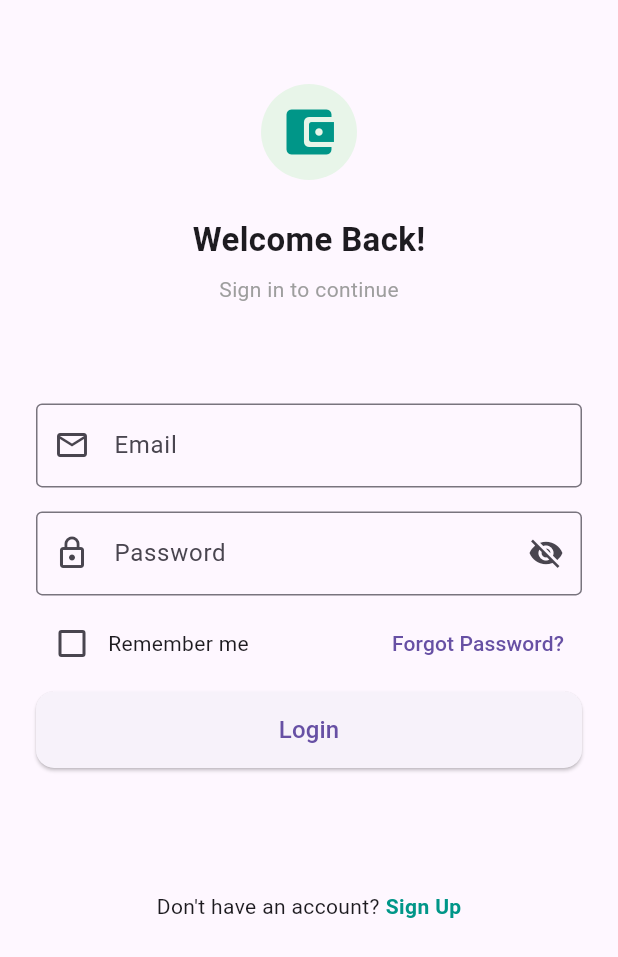
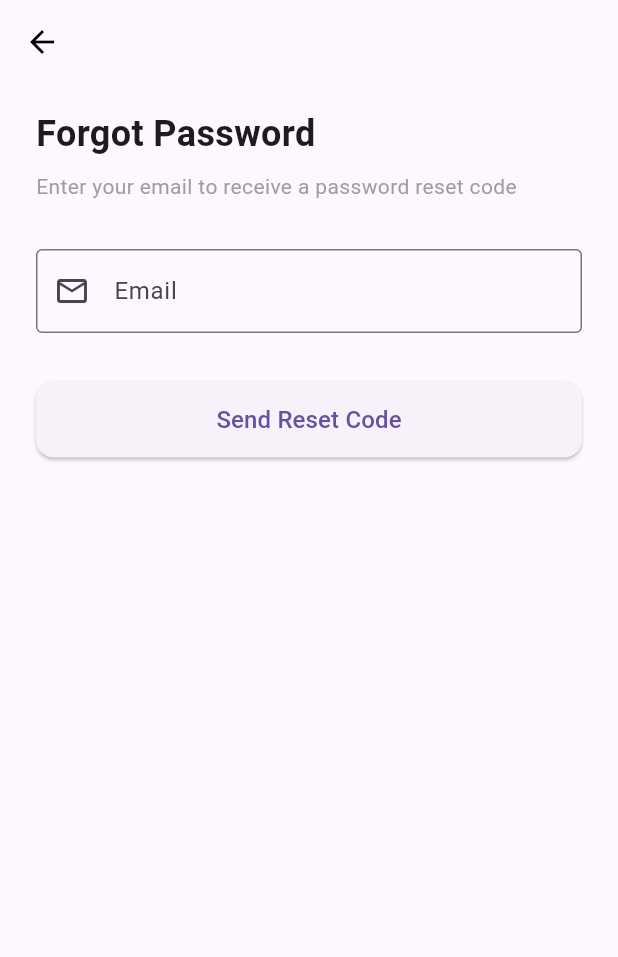
Before and after one commit to Iker-275/Pretium_mockup, a Flutter app: the screen it shows after launch, after a tap on "Skip", after a tap on "Forgot Password?", on a phone screen of 412 x 824 dp. Shown: the top 957 px of the screen. Run offline on Flutter 3.47's test engine with Material 3 defaults, Android fonts, the light colour scheme and no system bars; our stand-ins replace introduction_screen.

Commit message:
complete ,clean working code

```diff
--- a/lib/routes/app_routes.dart
+++ b/lib/routes/app_routes.dart
@@ -1,4 +1,5 @@
 import 'package:flutter/material.dart';
+import 'package:pretium_demo/screens/forget_password.dart';
 import '../screens/landing_screen.dart';
 import '../screens/onboarding_screen.dart';
 import '../screens/login_screen.dart';
@@ -9,6 +10,7 @@ class AppRoutes {
   static const String onboarding = '/onboarding';
   static const String login = '/login';
   static const String signup = '/signup';
+  static const String forgot = '/forgot';
 
   static Route<dynamic> generateRoute(RouteSettings settings) {
     switch (settings.name) {
@@ -20,6 +22,8 @@ class AppRoutes {
         return MaterialPageRoute(builder: (_) => const LoginScreen());
       case signup:
         return MaterialPageRoute(builder: (_) => const SignUpScreen());
+      case forgot:
+        return MaterialPageRoute(builder: (_) => ForgotPasswordScreen());
       default:
         return MaterialPageRoute(
           builder: (_) => Scaffold(
--- /dev/null
+++ b/lib/screens/forget_password.dart
@@ -0,0 +1,83 @@
+import 'package:flutter/material.dart';
+
+import '../widgets/custom_button.dart';
+import '../widgets/custom_textfield.dart';
+
+class ForgotPasswordScreen extends StatefulWidget {
+  ForgotPasswordScreen({super.key});
+
+  @override
+  State<ForgotPasswordScreen> createState() => _ForgotPasswordScreenState();
+}
+
+class _ForgotPasswordScreenState extends State<ForgotPasswordScreen> {
+  final TextEditingController emailController = TextEditingController();
+  final _formKey = GlobalKey<FormState>();
+
+  @override
+  Widget build(BuildContext context) {
+    return Scaffold(
+      appBar: AppBar(
+        leading: IconButton(
+          icon: const Icon(Icons.arrow_back),
+          onPressed: () {
+            Navigator.pop(context); // Go back to previous screen
+          },
+        ),
+        elevation: 0,
+        backgroundColor: Colors.transparent,
+        foregroundColor: Colors.black,
+      ),
+      body: Padding(
+        padding: const EdgeInsets.symmetric(horizontal: 24.0, vertical: 16),
+        child: Form(
+          key: _formKey,
+          child: Column(
+            crossAxisAlignment: CrossAxisAlignment.start,
+            children: [
+              const Text(
+                "Forgot Password",
+                style: TextStyle(fontSize: 24, fontWeight: FontWeight.bold),
+              ),
+              const SizedBox(height: 8),
+              const Text(
+                "Enter your email to receive a password reset code",
+                style: TextStyle(color: Colors.grey),
+              ),
+              const SizedBox(height: 32),
+              const CustomTextField(
+                label: 'Email',
+                icon: Icons.email_outlined,
+                keyboardType: TextInputType.emailAddress,
+              ),
+              const SizedBox(height: 32),
+              CustomButton(
+                  text: "Send Reset Code",
+                  onPressed: () {
+                    _formKey.currentState!.validate();
+                  }), // SizedBox(
+              //   width: double.infinity,
+              //   height: 50,
+              //   child: ElevatedButton(
+              //     style: ElevatedButton.styleFrom(
+              //       backgroundColor: const Color(0xFF125D4F), // Dark green
+              //       shape: RoundedRectangleBorder(
+              //         borderRadius: BorderRadius.circular(12),
+              //       ),
+              //     ),
+              //     onPressed: () {
+              //       // Handle reset code sending
+              //     },
+              //     child: const Text(
+              //       "Send Reset Code",
+              //       style: TextStyle(color: Colors.white),
+              //     ),
+              //   ),
+              // ),
+            ],
+          ),
+        ),
+      ),
+    );
+  }
+}
--- a/lib/screens/login_screen.dart
+++ b/lib/screens/login_screen.dart
@@ -1,120 +1,19 @@
-// import 'package:flutter/material.dart';
-// import 'package:pretium_demo/routes/app_routes.dart';
-//
-// class LoginScreen extends StatelessWidget {
-//   const LoginScreen({super.key});
-//
-//   @override
-//   Widget build(BuildContext context) {
-//     final width = MediaQuery.of(context).size.width;
-//     final height = MediaQuery.of(context).size.height;
-//
-//     return Scaffold(
-//       body: SafeArea(
-//         child: Padding(
-//           padding: const EdgeInsets.all(24),
-//           child: Column(
-//             crossAxisAlignment: CrossAxisAlignment.stretch,
-//             children: [
-//               const SizedBox(height: 32),
-//               Center(
-//                 child: Container(
-//                   padding: const EdgeInsets.all(12),
-//                   decoration: BoxDecoration(
-//                     color: Colors.green[50],
-//                     shape: BoxShape.circle,
-//                   ),
-//                   child: const Icon(Icons.account_balance_wallet_rounded,
-//                       size: 40, color: Colors.teal),
-//                 ),
-//               ),
-//               const SizedBox(height: 24),
-//               const Center(
-//                 child: Text("Welcome Back!",
-//                     style:
-//                         TextStyle(fontSize: 22, fontWeight: FontWeight.bold)),
-//               ),
-//               const SizedBox(height: 8),
-//               const Center(
-//                   child: Text("Sign in to continue",
-//                       style: TextStyle(color: Colors.grey))),
-//               SizedBox(
-//                 height: height * 0.08,
-//               ),
-//               TextFormField(
-//                 decoration: const InputDecoration(
-//                   prefixIcon: Icon(Icons.email_outlined),
-//                   labelText: 'Email',
-//                   border: OutlineInputBorder(),
-//                 ),
-//               ),
-//               const SizedBox(height: 16),
-//               TextFormField(
-//                 obscureText: true,
-//                 decoration: const InputDecoration(
-//                   prefixIcon: Icon(Icons.lock_outline),
-//                   labelText: 'Password',
-//                   border: OutlineInputBorder(),
-//                   suffixIcon: Icon(Icons.visibility_off),
-//                 ),
-//               ),
-//               const SizedBox(height: 8),
-//               Row(
-//                 children: [
-//                   Checkbox(value: false, onChanged: (_) {}),
-//                   const Text("Remember me"),
-//                   const Spacer(),
-//                   TextButton(
-//                     onPressed: () {},
-//                     child: const Text("Forgot Password?"),
-//                   ),
-//                 ],
-//               ),
-//               const SizedBox(height: 8),
-//               ElevatedButton(
-//                 onPressed: () {},
-//                 style: ElevatedButton.styleFrom(
-//                   padding: const EdgeInsets.symmetric(vertical: 16),
-//                   backgroundColor: Colors.teal,
-//                   shape: RoundedRectangleBorder(
-//                       borderRadius: BorderRadius.circular(8)),
-//                 ),
-//                 child: const Text("Login",
-//                     style: TextStyle(fontWeight: FontWeight.bold)),
-//               ),
-//               SizedBox(
-//                 height: height * 0.1,
-//               ),
-//               Row(
-//                 mainAxisAlignment: MainAxisAlignment.center,
-//                 children: [
-//                   const Text("Don't have an account?"),
-//                   const SizedBox(width: 4),
-//                   InkWell(
-//                     onTap: () => Navigator.pushNamed(context, AppRoutes.signup),
-//                     child: const Text("Sign Up",
-//                         style: TextStyle(
-//                             fontWeight: FontWeight.bold, color: Colors.teal)),
-//                   ),
-//                 ],
-//               ),
-//             ],
-//           ),
-//         ),
-//       ),
-//     );
-//   }
-// }
-
 import 'package:flutter/material.dart';
 
 import '../widgets/custom_button.dart';
 import '../routes/app_routes.dart';
 import '../widgets/custom_textfield.dart';
 
-class LoginScreen extends StatelessWidget {
+class LoginScreen extends StatefulWidget {
   const LoginScreen({super.key});
 
+  @override
+  State<LoginScreen> createState() => _LoginScreenState();
+}
+
+class _LoginScreenState extends State<LoginScreen> {
+  final _formKey = GlobalKey<FormState>();
+  bool isRemember = false;
   @override
   Widget build(BuildContext context) {
     final height = MediaQuery.of(context).size.height;
@@ -123,6 +22,9 @@ class LoginScreen extends StatelessWidget {
       body: SafeArea(
         child: Padding(
           padding: const EdgeInsets.all(24),
+          child: Form(
+            key: _formKey,
+            child: SingleChildScrollView(
               child: Column(
                 crossAxisAlignment: CrossAxisAlignment.stretch,
                 children: [
@@ -132,8 +34,8 @@ class LoginScreen extends StatelessWidget {
                       padding: const EdgeInsets.all(12),
                       decoration: BoxDecoration(
                           color: Colors.green[50],
-                    shape: BoxShape.circle,
-                  ),
+                          shape: BoxShape.rectangle,
+                          borderRadius: BorderRadius.circular(12)),
                       child: const Icon(Icons.account_balance_wallet_rounded,
                           size: 40, color: Colors.teal),
                     ),
@@ -141,8 +43,8 @@ class LoginScreen extends StatelessWidget {
                   const SizedBox(height: 24),
                   const Center(
                     child: Text("Welcome Back!",
-                    style:
-                        TextStyle(fontSize: 22, fontWeight: FontWeight.bold)),
+                        style: TextStyle(
+                            fontSize: 22, fontWeight: FontWeight.bold)),
                   ),
                   const SizedBox(height: 8),
                   const Center(
@@ -165,17 +67,29 @@ class LoginScreen extends StatelessWidget {
                   const SizedBox(height: 8),
                   Row(
                     children: [
-                  Checkbox(value: false, onChanged: (_) {}),
+                      Checkbox(
+                          value: isRemember,
+                          onChanged: (value) {
+                            setState(() {
+                              isRemember = value!;
+                            });
+                          }),
                       const Text("Remember me"),
                       const Spacer(),
                       TextButton(
-                    onPressed: () {},
+                        onPressed: () {
+                          Navigator.pushNamed(context, AppRoutes.forgot);
+                        },
                         child: const Text("Forgot Password?"),
                       ),
                     ],
                   ),
                   const SizedBox(height: 8),
-              CustomButton(text: "Login", onPressed: () {}),
+                  CustomButton(
+                      text: "Login",
+                      onPressed: () {
+                        _formKey.currentState!.validate();
+                      }),
                   SizedBox(height: height * 0.1),
                   Row(
                     mainAxisAlignment: MainAxisAlignment.center,
@@ -183,10 +97,12 @@ class LoginScreen extends StatelessWidget {
                       const Text("Don't have an account?"),
                       const SizedBox(width: 4),
                       InkWell(
-                    onTap: () => Navigator.pushNamed(context, AppRoutes.signup),
+                        onTap: () =>
+                            Navigator.pushNamed(context, AppRoutes.signup),
                         child: const Text("Sign Up",
                             style: TextStyle(
-                            fontWeight: FontWeight.bold, color: Colors.teal)),
+                                fontWeight: FontWeight.bold,
+                                color: Colors.teal)),
                       ),
                     ],
                   ),
@@ -194,6 +110,8 @@ class LoginScreen extends StatelessWidget {
               ),
             ),
           ),
+        ),
+      ),
     );
   }
 }
--- a/lib/screens/onboarding_screen.dart
+++ b/lib/screens/onboarding_screen.dart
@@ -71,7 +71,10 @@ class _OnboardingScreenState extends State<OnboardingScreen> {
                 onPressed: () {
                   Navigator.pushReplacementNamed(context, AppRoutes.login);
                 },
-                child: const Text("Skip"),
+                child: const Text(
+                  "Skip",
+                  style: TextStyle(color: Colors.grey),
+                ),
               ),
             ),
             Expanded(
--- a/lib/widgets/custom_textfield.dart
+++ b/lib/widgets/custom_textfield.dart
@@ -19,6 +19,12 @@ class CustomTextField extends StatelessWidget {
   @override
   Widget build(BuildContext context) {
     return TextFormField(
+      validator: (value) {
+        if (value == null || value.isEmpty) {
+          return 'Please enter your $label';
+        }
+        return null;
+      },
       obscureText: obscureText,
       keyboardType: keyboardType,
       decoration: InputDecoration(
--- a/pubspec.yaml
+++ b/pubspec.yaml
@@ -36,6 +36,7 @@ dependencies:
   # Use with the CupertinoIcons class for iOS style icons.
   cupertino_icons: ^1.0.2
   introduction_screen:
+  url_launcher:
 
 dev_dependencies:
   flutter_test:
```
Also changed, not shown: lib/screens/signup_screen.dart (+58 -112 lines), pubspec.lock, 7 other files. Lines whose indentation alone changed are shown as unchanged.
